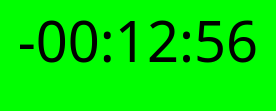
The window that mainwindow.ui (terman110/lgTimer) describes before a commit, drawn with Qt 5.
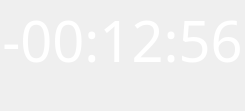
The same window after the commit. Icons and pictures are not drawn.

```diff
--- a/mainwindow.ui
+++ b/mainwindow.ui
@@ -6,8 +6,8 @@
    <rect>
     <x>0</x>
     <y>0</y>
-    <width>276</width>
-    <height>102</height>
+    <width>200</width>
+    <height>95</height>
    </rect>
   </property>
   <property name="sizePolicy">
@@ -23,9 +23,30 @@
    <string>MainWindow</string>
   </property>
   <property name="styleSheet">
-   <string notr="true">QMainWindow{
-	background: rgb(0,255,0);
-}</string>
+   <string notr="true">QDialog{
+	background: rgb( 128, 128, 128);
+    /*
+	border-style: outset;
+    border-width: 2px;
+    border-radius: 4px;
+    border-color: beige;
+	//*/
+}
+
+QLabel{
+	color: rgb(255, 255, 255);
+}
+
+QPushButton {
+     background-color: transparent;
+     border-style: none;
+     border-width: 0px;
+     border-radius: 0px;
+ }
+
+ QPushButton:pressed {
+     background-color: rgb( 196, 196, 196);
+ }</string>
   </property>
   <widget class="QWidget" name="centralWidget">
    <layout class="QVBoxLayout" name="verticalLayout" stretch="1,0">
@@ -89,7 +110,7 @@
         </property>
         <property name="minimumSize">
          <size>
-          <width>30</width>
+          <width>0</width>
           <height>30</height>
          </size>
         </property>
@@ -136,7 +157,7 @@
         </property>
         <property name="minimumSize">
          <size>
-          <width>30</width>
+          <width>0</width>
           <height>30</height>
          </size>
         </property>
@@ -183,7 +204,7 @@
         </property>
         <property name="minimumSize">
          <size>
-          <width>30</width>
+          <width>0</width>
           <height>30</height>
          </size>
         </property>
@@ -246,7 +267,7 @@
         </property>
         <property name="minimumSize">
          <size>
-          <width>30</width>
+          <width>0</width>
           <height>30</height>
          </size>
         </property>
@@ -293,7 +314,7 @@
         </property>
         <property name="minimumSize">
          <size>
-          <width>30</width>
+          <width>0</width>
           <height>30</height>
          </size>
         </property>
```
